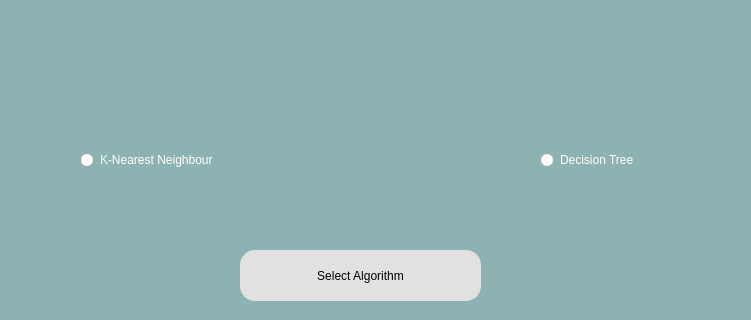
Rizi22/Using-Machine-Learning-Algorithms-to-Predict-the-Price-of-Pre-owned-Cars, file mainMenuUI.ui: the form before one commit; both pictures show x 170 to 921 and y 220 to 540 of the 1100 by 700 pixel window.
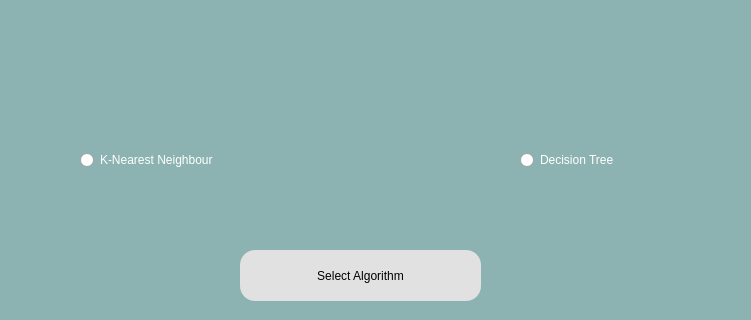
The form after the commit.

Commit message: Decision Tree and KNN algorithms use the same UI page

Patch:
```diff
--- a/mainMenuUI.ui
+++ b/mainMenuUI.ui
@@ -51,7 +51,7 @@
      <rect>
       <x>260</x>
       <y>390</y>
-      <width>161</width>
+      <width>221</width>
       <height>20</height>
      </rect>
     </property>
@@ -65,9 +65,9 @@
    <widget class="QRadioButton" name="DTButton">
     <property name="geometry">
      <rect>
-      <x>720</x>
+      <x>700</x>
       <y>390</y>
-      <width>131</width>
+      <width>151</width>
       <height>20</height>
      </rect>
     </property>
```
Left out of the diff: 6 changed lines with no effect on the pictures. The commit also changes 7 other files.
